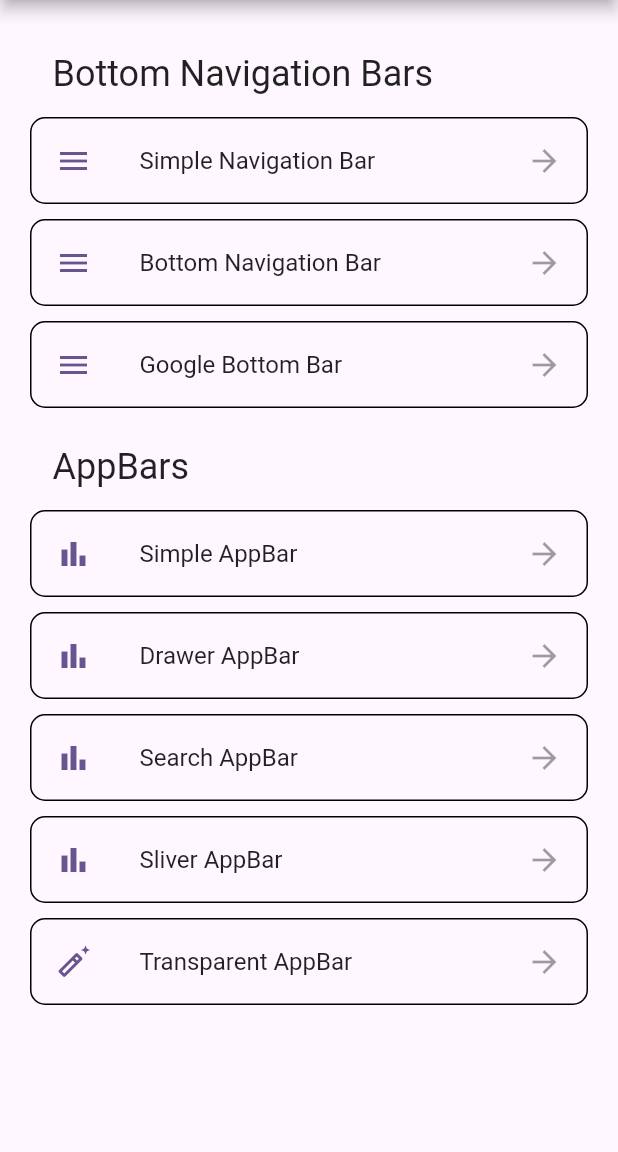
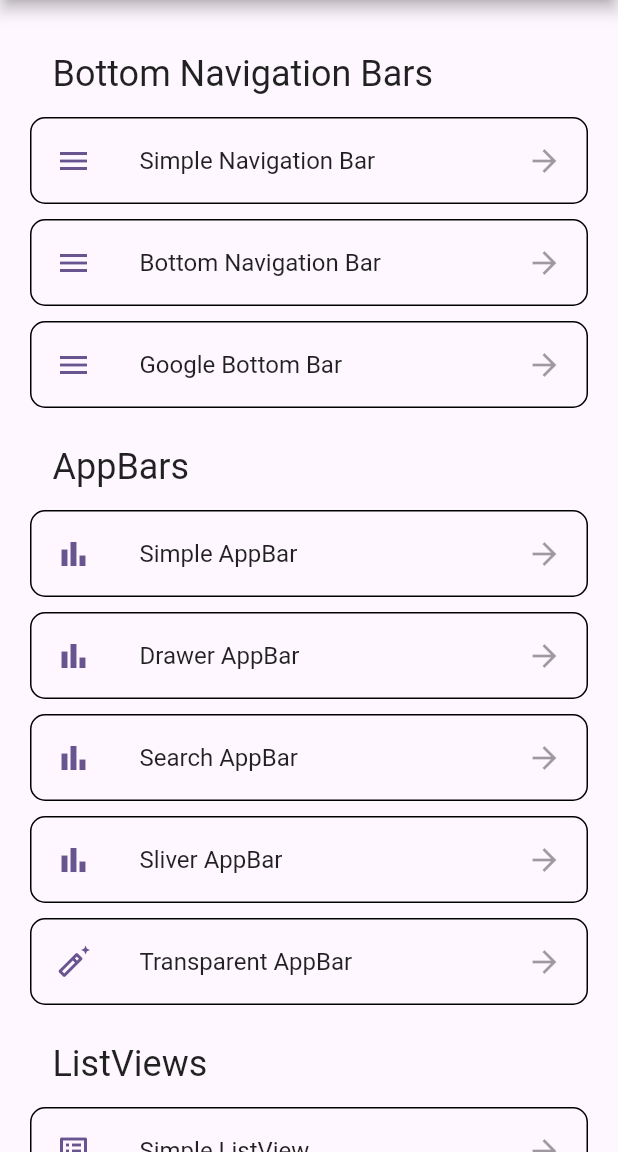
Before and after one commit to nikolay-potehin/widgets_showcase, a Flutter app: the screen it shows after launch, on a phone screen of 412 x 824 dp, the part 84-1236 px from its top. Run offline on Flutter 3.47's test engine with Material 2 defaults, Android fonts, the light colour scheme and no system bars; our stand-ins replace salomon_bottom_bar.

Commit message:
Added new section - ListViews

```diff
--- a/lib/demo_sections.dart
+++ b/lib/demo_sections.dart
@@ -1,9 +1,10 @@
 import 'package:flutter/material.dart';
 import 'package:widgets_showcase/demos/appbars.dart';
 import 'package:widgets_showcase/demos/bottom_navbars.dart';
+import 'package:widgets_showcase/demos/listviews.dart';
 import 'package:widgets_showcase/models/navigation_item.dart';
 
-const bottomBarsList = [
+const bottomBarDemos = [
   DemoItem(
     widget: SimpleNavbar(),
     title: 'Simple Navigation Bar',
@@ -21,7 +22,7 @@ const bottomBarsList = [
   ),
 ];
 
-const appbarsList = [
+const appBarDemos = [
   DemoItem(
     widget: SimpleAppbar(),
     title: 'Simple AppBar',
@@ -48,3 +49,21 @@ const appbarsList = [
     leading: Icons.auto_fix_normal_outlined,
   ),
 ];
+
+const listViewDemos = [
+  DemoItem(
+    widget: SimpleListView(),
+    title: 'Simple ListView',
+    leading: Icons.list_alt,
+  ),
+  DemoItem(
+    widget: HorizontalListView(),
+    title: 'Horizontal ListView',
+    leading: Icons.list_alt,
+  ),
+  DemoItem(
+    widget: PageListView(),
+    title: 'Page ListView',
+    leading: Icons.padding_outlined,
+  ),
+];
--- /dev/null
+++ b/lib/demos/listviews.dart
@@ -0,0 +1,3 @@
+export 'listviews/simple_listview.dart';
+export 'listviews/horizontal_listview.dart';
+export 'listviews/page_listview.dart';
--- a/lib/main.dart
+++ b/lib/main.dart
@@ -47,11 +47,15 @@ class HomePage extends StatelessWidget {
             crossAxisAlignment: CrossAxisAlignment.start,
             children: [
               const GroupTitle(title: 'Bottom Navigation Bars'),
-              ...bottomBarsList.map(
+              ...bottomBarDemos.map(
                 (e) => DemoTile(navigationItem: e),
               ),
               const GroupTitle(title: 'AppBars'),
-              ...appbarsList.map(
+              ...appBarDemos.map(
+                (e) => DemoTile(navigationItem: e),
+              ),
+              const GroupTitle(title: 'ListViews'),
+              ...listViewDemos.map(
                 (e) => DemoTile(navigationItem: e),
               ),
             ],
```
Also changed, not shown: lib/demos/listviews/horizontal_listview.dart (added, +52 -0 lines), lib/demos/listviews/page_listview.dart (added, +75 -0 lines), lib/demos/listviews/simple_listview.dart (added, +29 -0 lines).
